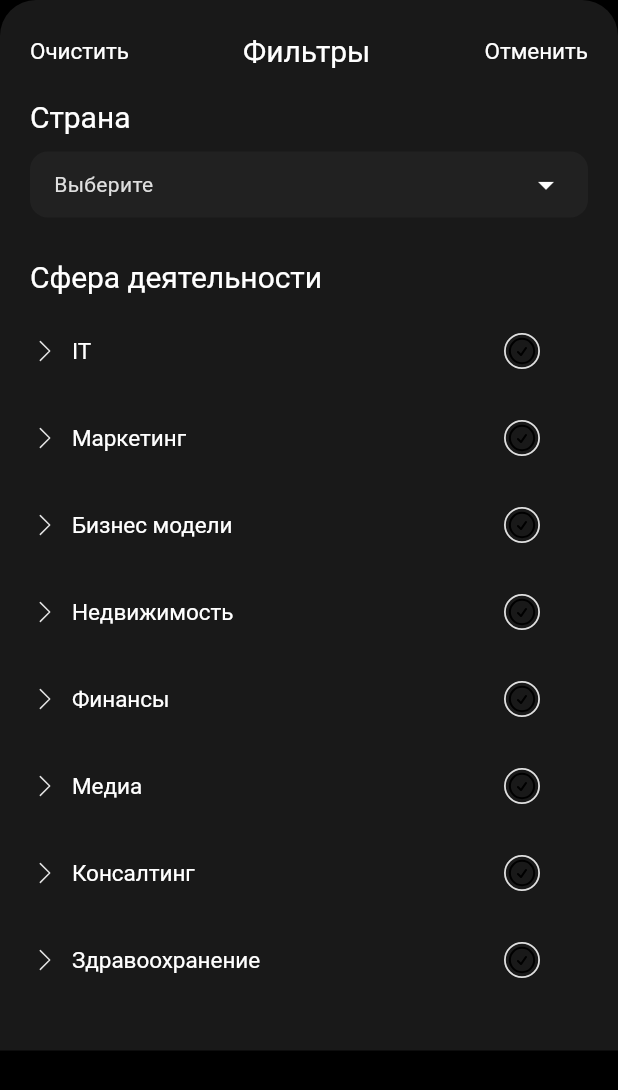
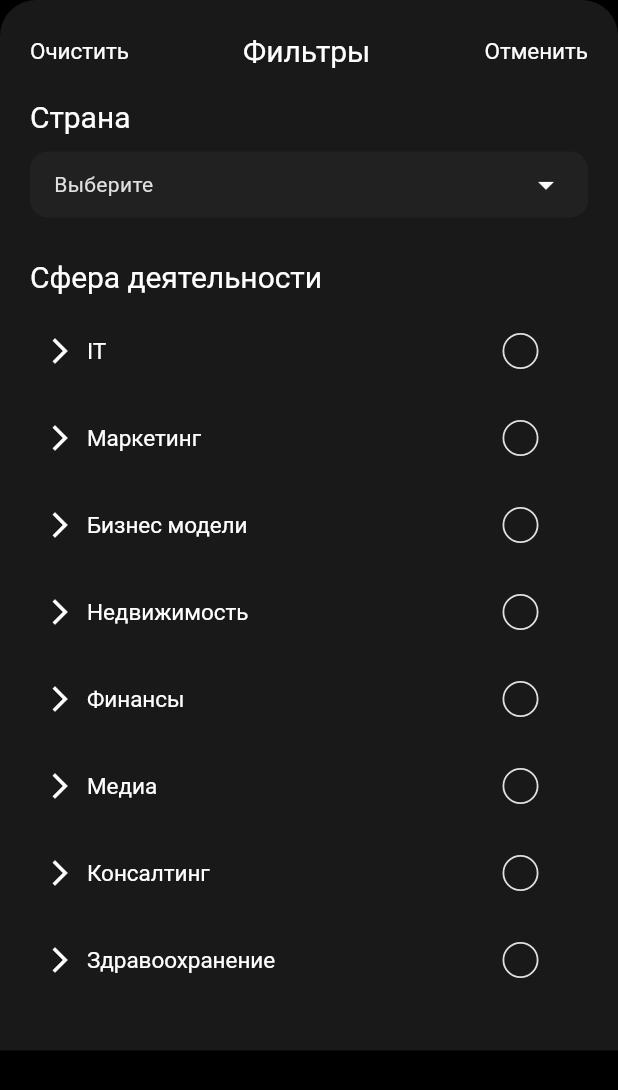
Before and after one commit to zelshenhab/flutter_founders, a Flutter app: the FilterBottomSheet widget shown alone on an empty page, opened directly, on a phone screen of 412 x 824 dp. Shown: the top 1090 px of the screen. Run offline on Flutter 3.47's test engine with Material 3 defaults, Android fonts, the phone set to English and light mode, and no system bars; our stand-ins replace country_picker, equatable, file_picker, firebase_auth, firebase_core, flutter_bloc and 2 more; missing offline and left inert: flutter_pdfview; accounts and stored records are empty; network calls fail; Roboto replaces fonts that are missing (InriaSans).

Commit message:
refactor(filter): refineing code(aligning checkboxes)

```diff
--- a/lib/presentation/search/widgets/filter_bottom_sheet.dart
+++ b/lib/presentation/search/widgets/filter_bottom_sheet.dart
@@ -1,5 +1,4 @@
 import 'package:flutter/material.dart';
-import 'package:flutter_svg/flutter_svg.dart';
 import 'package:country_picker/country_picker.dart';
 import 'tag_subtags.dart';
 
@@ -14,6 +13,7 @@ class _FilterBottomSheetState extends State<FilterBottomSheet> {
   List<String> selectedCountries = [];
   List<String> selectedMainTags = [];
   List<String> selectedSubTags = [];
+  Set<String> expandedTags = {}; // 👈 Tracks which tags are expanded
   bool isFoundersOnly = false;
 
   void _resetFilters() {
@@ -21,6 +21,7 @@ class _FilterBottomSheetState extends State<FilterBottomSheet> {
       selectedCountries = [];
       selectedMainTags = [];
       selectedSubTags = [];
+      expandedTags.clear();
       isFoundersOnly = false;
     });
   }
@@ -93,10 +94,21 @@ class _FilterBottomSheetState extends State<FilterBottomSheet> {
               ...tagSubTags.entries.map((entry) {
                 final tag = entry.key;
                 final subTags = entry.value;
-                return Theme(
+                return Padding(
+                  padding: const EdgeInsets.only(bottom: 0), // 👈 Space between tags
+                  child: Theme(
                     data: Theme.of(context).copyWith(dividerColor: Colors.transparent),
                     child: ExpansionTile(
-                    trailing: SizedBox.shrink(),
+                      onExpansionChanged: (expanded) {
+                        setState(() {
+                          if (expanded) {
+                            expandedTags.add(tag);
+                          } else {
+                            expandedTags.remove(tag);
+                          }
+                        });
+                      },
+                      trailing: const SizedBox.shrink(),
                       backgroundColor: Colors.transparent,
                       collapsedBackgroundColor: Colors.transparent,
                       tilePadding: EdgeInsets.zero,
@@ -104,15 +116,23 @@ class _FilterBottomSheetState extends State<FilterBottomSheet> {
                       title: Row(
                         crossAxisAlignment: CrossAxisAlignment.center,
                         children: [
-                        Transform.rotate(
-                          angle: 3.14,
-                          child: SvgPicture.asset('assets/icons/arrow_left.svg', width: 20, height: 20),
+                          Padding(
+                            padding: const EdgeInsets.only(left: 10),
+                            child: AnimatedRotation(
+                              turns: expandedTags.contains(tag) ? 0.75 : 0.5, // 👈 right → down
+                              duration: const Duration(milliseconds: 200),
+                              child: const Icon(
+                                Icons.arrow_back_ios_new,
+                                size: 20,
+                                color: Colors.white,
+                              ),
+                            ),
                           ),
                           const SizedBox(width: 8),
-                        Expanded(
-                          child: Text(tag, style: _tagTextStyle),
-                        ),
-                        _buildCheckbox(
+                          Expanded(child: Text(tag, style: _tagTextStyle)),
+                          Padding(
+                            padding: const EdgeInsets.symmetric(horizontal: 1),
+                            child: _buildCheckbox(
                               isChecked: selectedMainTags.contains(tag),
                               onChanged: () => setState(() {
                                 selectedMainTags.contains(tag)
@@ -120,11 +140,12 @@ class _FilterBottomSheetState extends State<FilterBottomSheet> {
                                     : selectedMainTags.add(tag);
                               }),
                             ),
+                          ),
                         ],
                       ),
                       children: subTags.map((subTag) {
                         return Padding(
-                        padding: const EdgeInsets.only(left: 12.0, right: 8, bottom: 14),
+                          padding: const EdgeInsets.only(top: 15, left: 40, bottom: 15, right: 32),
                           child: Row(
                             mainAxisAlignment: MainAxisAlignment.spaceBetween,
                             crossAxisAlignment: CrossAxisAlignment.center,
@@ -142,6 +163,7 @@ class _FilterBottomSheetState extends State<FilterBottomSheet> {
                           ),
                         );
                       }).toList(),
+                    ),
                   ),
                 );
               }).toList(),
@@ -169,8 +191,10 @@ class _FilterBottomSheetState extends State<FilterBottomSheet> {
                     ),
                     padding: const EdgeInsets.symmetric(vertical: 16),
                   ),
-                  child: const Text('Применить',
-                      style: TextStyle(color: Colors.black, fontSize: 16, fontFamily: 'InriaSans')),
+                  child: const Text(
+                    'Применить',
+                    style: TextStyle(color: Colors.black, fontSize: 16, fontFamily: 'InriaSans'),
+                  ),
                 ),
               ),
             ],
@@ -192,12 +216,10 @@ class _FilterBottomSheetState extends State<FilterBottomSheet> {
           color: isChecked ? const Color(0xFFD9D9D9) : Colors.transparent,
           border: Border.all(color: const Color(0xFFDFDFDF), width: 1.2),
         ),
-        child: SvgPicture.asset(
-          'assets/icons/checkbox_checked.svg',
-          color: Colors.black,
-          width: 16,
-          height: 16,
-          fit: BoxFit.scaleDown,
+        child: Icon(
+          Icons.check,
+          size: 16,
+          color: isChecked ? Colors.black : Colors.transparent,
         ),
       ),
     );
@@ -234,6 +256,8 @@ class _FilterBottomSheetState extends State<FilterBottomSheet> {
   }
 }
 
+// TEXT STYLES
+
 const _headerTextStyle = TextStyle(
   color: Colors.white,
   fontSize: 20,
```
Lines whose indentation alone changed are shown as unchanged.
